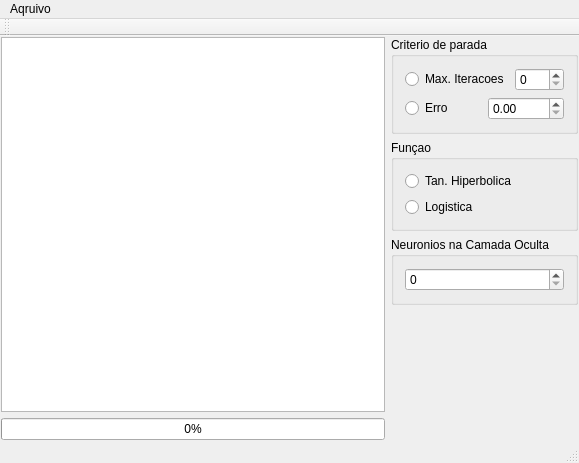
First picture: the form in ANN_BP/mainwindow.ui, repository Akindart/ArtificialNeuralNetwork_BackPropagation, before the edit.
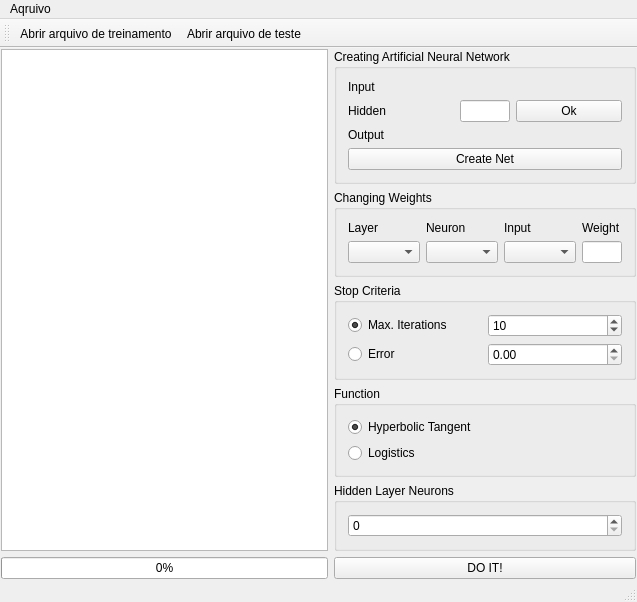
Second picture: the form after the edit.

Commit message: Interface atualizada, iniciando fase final de alimentação

Diff of the .ui file:
```diff
--- a/ANN_BP/mainwindow.ui
+++ b/ANN_BP/mainwindow.ui
@@ -6,8 +6,8 @@
    <rect>
     <x>0</x>
     <y>0</y>
-    <width>579</width>
-    <height>463</height>
+    <width>637</width>
+    <height>519</height>
    </rect>
   </property>
   <property name="windowTitle">
@@ -40,16 +40,188 @@
         <property name="value">
          <number>0</number>
         </property>
+        <property name="alignment">
+         <set>Qt::AlignCenter</set>
+        </property>
        </widget>
       </item>
      </layout>
     </item>
     <item>
      <layout class="QVBoxLayout" name="verticalLayout">
+      <item>
+       <widget class="QGroupBox" name="grpLayer">
+        <property name="enabled">
+         <bool>true</bool>
+        </property>
+        <property name="title">
+         <string>Creating Artificial Neural Network</string>
+        </property>
+        <layout class="QVBoxLayout" name="verticalLayout_5">
+         <item>
+          <widget class="QLabel" name="label_2">
+           <property name="text">
+            <string>Input</string>
+           </property>
+          </widget>
+         </item>
+         <item>
+          <layout class="QHBoxLayout" name="horizontalLayout_5">
+           <item>
+            <widget class="QLabel" name="label_3">
+             <property name="text">
+              <string>Hidden</string>
+             </property>
+            </widget>
+           </item>
+           <item>
+            <widget class="QLineEdit" name="lineEdit">
+             <property name="sizePolicy">
+              <sizepolicy hsizetype="Fixed" vsizetype="Fixed">
+               <horstretch>0</horstretch>
+               <verstretch>0</verstretch>
+              </sizepolicy>
+             </property>
+             <property name="minimumSize">
+              <size>
+               <width>20</width>
+               <height>0</height>
+              </size>
+             </property>
+             <property name="maximumSize">
+              <size>
+               <width>50</width>
+               <height>16777215</height>
+              </size>
+             </property>
+             <property name="baseSize">
+              <size>
+               <width>20</width>
+               <height>0</height>
+              </size>
+             </property>
+            </widget>
+           </item>
+           <item>
+            <widget class="QPushButton" name="pushButton">
+             <property name="text">
+              <string>Ok</string>
+             </property>
+            </widget>
+           </item>
+          </layout>
+         </item>
+         <item>
+          <widget class="QLabel" name="label">
+           <property name="text">
+            <string>Output</string>
+           </property>
+          </widget>
+         </item>
+         <item>
+          <widget class="QPushButton" name="pushButton_3">
+           <property name="text">
+            <string>Create Net</string>
+           </property>
+          </widget>
+         </item>
+        </layout>
+       </widget>
+      </item>
+      <item>
+       <widget class="QGroupBox" name="groupBox_5">
+        <property name="enabled">
+         <bool>true</bool>
+        </property>
+        <property name="title">
+         <string>Changing Weights</string>
+        </property>
+        <layout class="QHBoxLayout" name="horizontalLayout_6">
+         <item>
+          <layout class="QVBoxLayout" name="verticalLayout_9">
+           <item>
+            <widget class="QLabel" name="label_7">
+             <property name="text">
+              <string>Layer</string>
+             </property>
+            </widget>
+           </item>
+           <item>
+            <widget class="QComboBox" name="cbbLayer"/>
+           </item>
+          </layout>
+         </item>
+         <item>
+          <layout class="QVBoxLayout" name="verticalLayout_6">
+           <item>
+            <widget class="QLabel" name="label_4">
+             <property name="text">
+              <string>Neuron</string>
+             </property>
+            </widget>
+           </item>
+           <item>
+            <widget class="QComboBox" name="cbbNeuronio"/>
+           </item>
+          </layout>
+         </item>
+         <item>
+          <layout class="QVBoxLayout" name="verticalLayout_7">
+           <item>
+            <widget class="QLabel" name="label_5">
+             <property name="text">
+              <string>Input</string>
+             </property>
+            </widget>
+           </item>
+           <item>
+            <widget class="QComboBox" name="cbbPeso"/>
+           </item>
+          </layout>
+         </item>
+         <item>
+          <layout class="QVBoxLayout" name="verticalLayout_8">
+           <item>
+            <widget class="QLabel" name="label_6">
+             <property name="text">
+              <string>Weight</string>
+             </property>
+            </widget>
+           </item>
+           <item>
+            <widget class="QLineEdit" name="lneValor">
+             <property name="sizePolicy">
+              <sizepolicy hsizetype="Minimum" vsizetype="Minimum">
+               <horstretch>0</horstretch>
+               <verstretch>0</verstretch>
+              </sizepolicy>
+             </property>
+             <property name="minimumSize">
+              <size>
+               <width>20</width>
+               <height>0</height>
+              </size>
+             </property>
+             <property name="maximumSize">
+              <size>
+               <width>40</width>
+               <height>16777215</height>
+              </size>
+             </property>
+             <property name="text">
+              <string/>
+             </property>
+            </widget>
+           </item>
+          </layout>
+         </item>
+        </layout>
+       </widget>
+      </item>
       <item>
        <widget class="QGroupBox" name="groupBox_2">
         <property name="title">
-         <string>Criterio de parada</string>
+         <string>Stop Criteria</string>
         </property>
         <layout class="QVBoxLayout" name="verticalLayout_4">
          <item>
@@ -57,12 +229,19 @@
            <item>
             <widget class="QRadioButton" name="rdbMaxIteracoes">
              <property name="text">
-              <string>Max. Iteracoes</string>
+              <string>Max. Iterations</string>
+             </property>
+             <property name="checked">
+              <bool>true</bool>
              </property>
             </widget>
            </item>
            <item>
-            <widget class="QSpinBox" name="spinMaxIteracoes"/>
+            <widget class="QSpinBox" name="spinMaxIteracoes">
+             <property name="value">
+              <number>10</number>
+             </property>
+            </widget>
            </item>
           </layout>
          </item>
@@ -71,7 +250,7 @@
            <item>
             <widget class="QRadioButton" name="rdbErro">
              <property name="text">
-              <string>Erro</string>
+              <string>Error</string>
              </property>
             </widget>
            </item>
@@ -86,20 +265,23 @@
       <item>
        <widget class="QGroupBox" name="groupBox">
         <property name="title">
-         <string>Funçao</string>
+         <string>Function</string>
         </property>
         <layout class="QVBoxLayout" name="verticalLayout_2">
          <item>
           <widget class="QRadioButton" name="rdbTanHiperbolica">
            <property name="text">
-            <string>Tan. Hiperbolica</string>
+            <string>Hyperbolic Tangent</string>
+           </property>
+           <property name="checked">
+            <bool>true</bool>
            </property>
           </widget>
          </item>
          <item>
           <widget class="QRadioButton" name="rdbLogistica">
            <property name="text">
-            <string>Logistica</string>
+            <string>Logistics</string>
            </property>
           </widget>
          </item>
@@ -109,7 +291,7 @@
       <item>
        <widget class="QGroupBox" name="groupBox_3">
         <property name="title">
-         <string>Neuronios na Camada Oculta</string>
+         <string>Hidden Layer Neurons</string>
         </property>
         <layout class="QHBoxLayout" name="horizontalLayout_4">
          <item>
@@ -118,6 +300,13 @@
         </layout>
        </widget>
       </item>
+      <item>
+       <widget class="QPushButton" name="pushButton_2">
+        <property name="text">
+         <string>DO IT!</string>
+        </property>
+       </widget>
+      </item>
       <item>
        <spacer name="verticalSpacer">
         <property name="orientation">
@@ -142,6 +331,8 @@
    <attribute name="toolBarBreak">
     <bool>false</bool>
    </attribute>
+   <addaction name="actionAbrir_arquivo_de_treinamento"/>
+   <addaction name="actionAbrir_arquivo_de_teste"/>
   </widget>
   <widget class="QStatusBar" name="statusBar"/>
   <widget class="QMenuBar" name="menuBar">
@@ -149,8 +340,8 @@
     <rect>
      <x>0</x>
      <y>0</y>
-     <width>579</width>
-     <height>27</height>
+     <width>637</width>
+     <height>21</height>
     </rect>
    </property>
    <widget class="QMenu" name="menuAqruivo">
```
Left out of the diff: 2 changed lines with no effect on the pictures. The commit also changes 2 other files.
